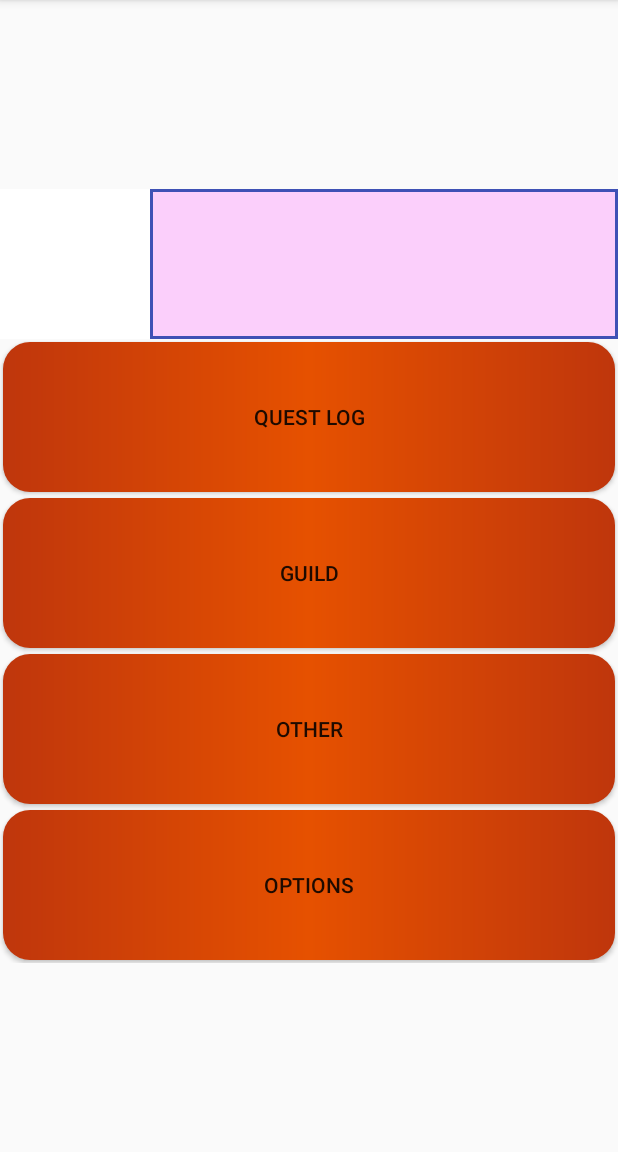
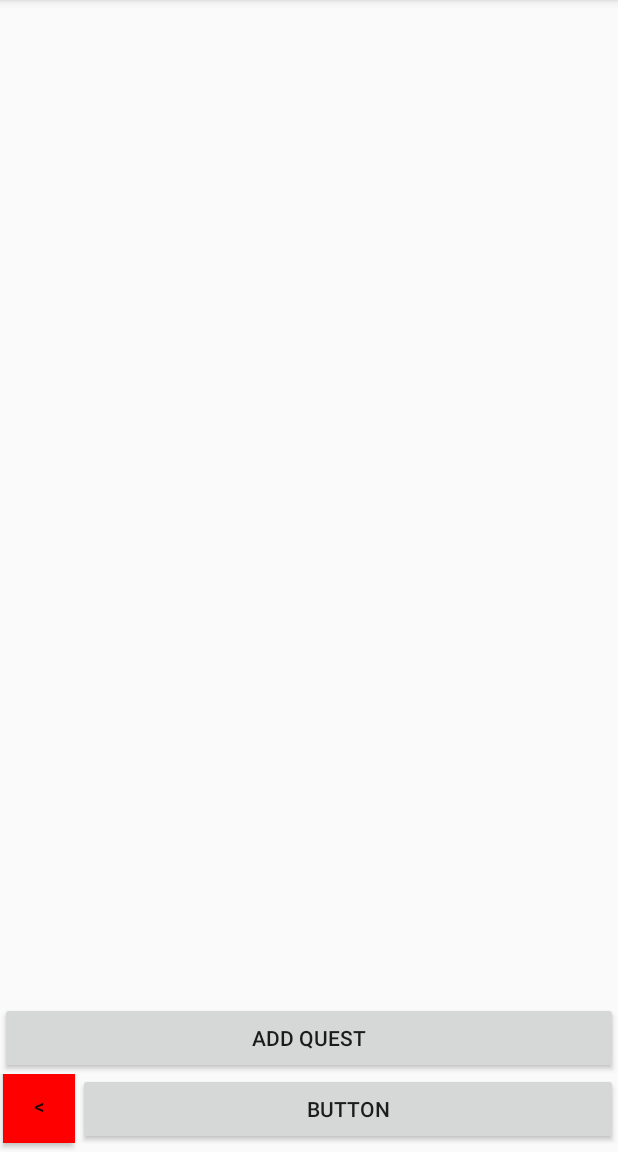
Before and after one commit to SvenDub/RPGLifeApp, an Android app: the MainMenuActivity screen opened directly, with no data from a screen before it, after a tap on "QUEST LOG", on a phone screen of 412 x 824 dp, the part 84-1236 px from its top. Run offline under Robolectric (Android 15) with nearby library versions, the phone set to English and light mode, and no system bars; our stand-ins replace data binding.

Commit message:
Removed massagefunction -> QuestLogActivity. Pseudofixed questlog layout, probably needs proper fixing.

```diff
--- a/app/src/main/java/questionablequality/rpglifeapp/MainMenuActivity.java
+++ b/app/src/main/java/questionablequality/rpglifeapp/MainMenuActivity.java
@@ -1,5 +1,6 @@
 package questionablequality.rpglifeapp;
 
+import android.content.Intent;
 import android.databinding.DataBindingUtil;
 import android.os.Bundle;
 import android.os.Vibrator;
@@ -24,8 +25,8 @@ public class MainMenuActivity extends AppCompatActivity {
         binding.btnQuestLog.setOnClickListener(new View.OnClickListener() {
             @Override
             public void onClick(View v) {
-                Vibrator vib = (Vibrator)getSystemService(VIBRATOR_SERVICE);
-                vib.vibrate(1000);
+                Intent intent = new Intent(MainMenuActivity.this, QuestLogActivity.class);
+                startActivity(intent);
             }
         });
 
--- a/app/src/main/java/questionablequality/rpglifeapp/QuestLogActivity.java
+++ b/app/src/main/java/questionablequality/rpglifeapp/QuestLogActivity.java
@@ -3,6 +3,7 @@ package questionablequality.rpglifeapp;
 import android.databinding.DataBindingUtil;
 import android.support.v7.app.AppCompatActivity;
 import android.os.Bundle;
+import android.view.View;
 
 import questionablequality.rpglifeapp.databinding.ActivityQuestLogBinding;
 
@@ -13,5 +14,12 @@ public class QuestLogActivity extends AppCompatActivity {
     protected void onCreate(Bundle savedInstanceState) {
         super.onCreate(savedInstanceState);
         binding = DataBindingUtil.setContentView(this, R.layout.activity_quest_log);
+
+        binding.BtnBack.setOnClickListener(new View.OnClickListener() {
+            @Override
+            public void onClick(View v) {
+                finish();
+            }
+        });
     }
 }
--- a/app/src/main/res/layout/activity_quest_log.xml
+++ b/app/src/main/res/layout/activity_quest_log.xml
@@ -10,31 +10,42 @@
 
         <ListView
             android:layout_width="match_parent"
-            android:layout_height="wrap_content" />
-
-        <Button
-            android:text="Button"
-            android:layout_width="match_parent"
-            android:layout_height="wrap_content"
-            android:id="@+id/button"
-            android:layout_weight="1" />
+            android:layout_height="match_parent"
+            android:layout_weight=".15">
+        </ListView>
 
         <LinearLayout
-            android:orientation="horizontal"
+            android:orientation="vertical"
             android:layout_width="match_parent"
-            android:layout_height="match_parent">
+            android:layout_height="match_parent"
+            android:gravity="bottom"
+            android:layout_weight="1">
 
             <Button
-                android:id="@+id/button3"
-                android:layout_weight="1"
-                style="@style/BackButton" />
+                android:text="Add Quest"
+                android:layout_width="match_parent"
+                android:layout_height="wrap_content"
+                android:id="@+id/BtnAddQuest" />
 
-            <Button
-                android:text="Button"
-                android:layout_width="wrap_content"
-                android:layout_height="wrap_content"
-                android:id="@+id/button2"
-                android:layout_weight="1" />
+            <LinearLayout
+                android:orientation="horizontal"
+                android:layout_width="match_parent"
+                android:layout_height="match_parent"
+                android:gravity="bottom">
+
+                <Button
+                    android:id="@+id/BtnBack"
+                    android:layout_weight="1"
+                    style="@style/BackButton" />
+
+                <Button
+                    android:text="Button"
+                    android:layout_width="match_parent"
+                    android:layout_height="wrap_content"
+                    android:id="@+id/BtnFilter"
+                    android:layout_weight="1" />
+            </LinearLayout>
+
         </LinearLayout>
 
     </LinearLayout>
--- a/app/src/main/res/values/colors.xml
+++ b/app/src/main/res/values/colors.xml
@@ -8,4 +8,6 @@
     <color name="colorButtonStyleDark">#bf360c</color>
 
     <color name="ScrollBackground">#47ff62ff</color>
+
+    <color name="BackButton">#FF0000</color>
 </resources>
--- a/app/src/main/res/values/styles.xml
+++ b/app/src/main/res/values/styles.xml
@@ -16,8 +16,9 @@
 
     <style name="BackButton" parent="Base.Widget.AppCompat.Button">
         <item name="android:layout_height">50dp</item>
-        <item name="android:layout_width">50dp</item>
+        <item name="android:layout_width">100dp</item>
         <item name="android:layout_margin">2dp</item>
+        <item name="android:background">@color/BackButton</item>
         <item name="android:text">&lt;</item>
     </style>
 
```
